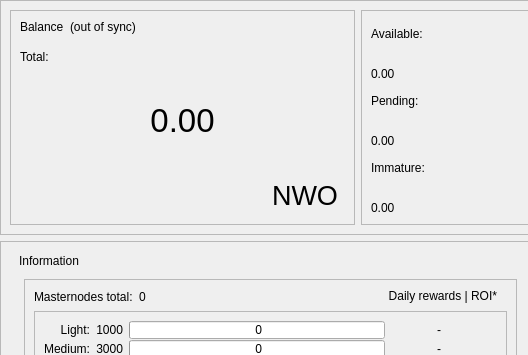
The window that src/qt/forms/overviewpage.ui (swampcoin/bwrgocoin) describes before a commit, drawn with Qt 5; both pictures show x 0 to 528 and y 0 to 355 of the 1067 by 650 pixel window.
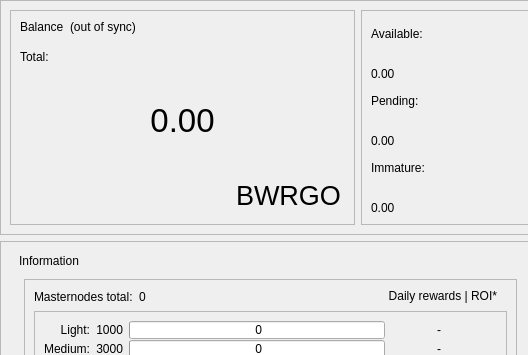
The same window after the commit.

```diff
--- a/src/qt/forms/overviewpage.ui
+++ b/src/qt/forms/overviewpage.ui
@@ -257,7 +257,7 @@
                   <cursorShape>PointingHandCursor</cursorShape>
                  </property>
                  <property name="text">
-                  <string>NWO</string>
+                  <string>BWRGO</string>
                  </property>
                  <property name="flat">
                   <bool>true</bool>
```
Left out of the diff: 2 changed lines with no effect on the pictures.
